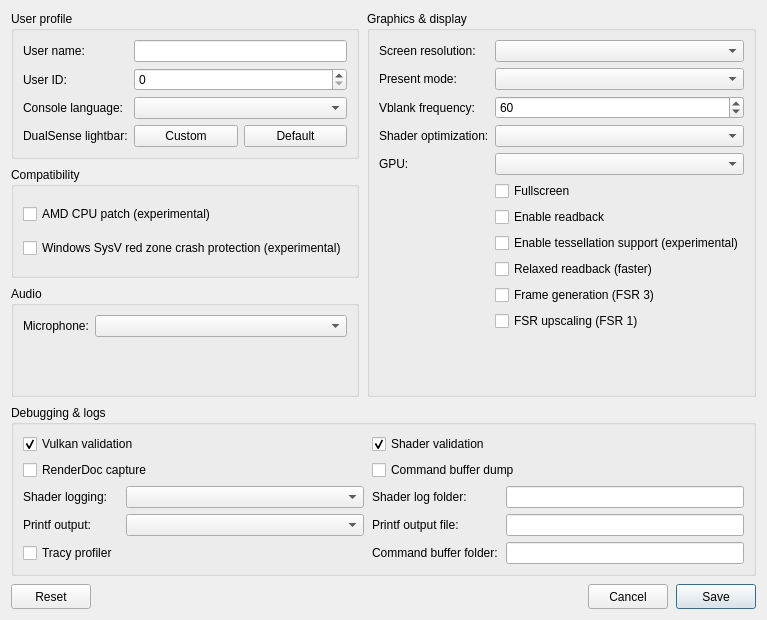
serbru20066666/brunoKytyPs5, file src/launcher/forms/configuration_edit_dialog.ui: the form before one commit.
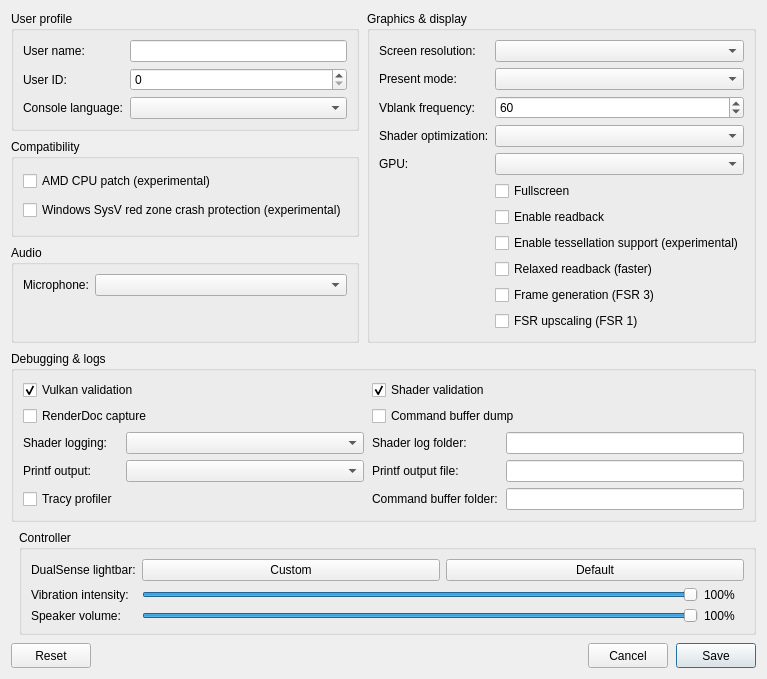
The form after the commit. Custom widgets are drawn as their Qt base class.

Commit message: launcher: dualsense vibration/volume setting (#973)

Diff of the .ui file:
```diff
--- a/src/launcher/forms/configuration_edit_dialog.ui
+++ b/src/launcher/forms/configuration_edit_dialog.ui
@@ -23,7 +23,7 @@
    <property name="verticalSpacing">
     <number>8</number>
    </property>
-   <item row="0" column="0">
+   <item row="0" column="0" colspan="2">
     <layout class="QGridLayout" name="sectionsLayout" columnstretch="1,1">
      <property name="horizontalSpacing">
       <number>8</number>
@@ -72,27 +72,6 @@
           <property name="toolTip"><string>Language</string></property>
          </widget>
         </item>
-        <item row="3" column="0">
-         <widget class="QLabel" name="label_controller_color">
-          <property name="text"><string>DualSense lightbar:</string></property>
-         </widget>
-        </item>
-        <item row="3" column="1">
-         <layout class="QHBoxLayout" name="controllerColorLayout">
-          <item>
-           <widget class="QPushButton" name="button_controller_color">
-            <property name="toolTip"><string>Choose and preview a fixed LED color. Bluetooth DualSense may take several seconds to update.</string></property>
-            <property name="text"><string>Custom</string></property>
-           </widget>
-          </item>
-          <item>
-           <widget class="QPushButton" name="button_controller_color_reset">
-            <property name="toolTip"><string>Let the game control the lightbar</string></property>
-            <property name="text"><string>Default</string></property>
-           </widget>
-          </item>
-         </layout>
-        </item>
        </layout>
       </widget>
      </item>
@@ -334,7 +313,82 @@
      </item>
     </layout>
    </item>
-   <item row="2" column="0">
+   <item row="1" column="1">
+    <widget class="QGroupBox" name="controller_group">
+     <property name="title"><string>Controller</string></property>
+     <layout class="QFormLayout" name="controllerLayout">
+      <property name="fieldGrowthPolicy"><enum>QFormLayout::AllNonFixedFieldsGrow</enum></property>
+      <item row="0" column="0">
+       <widget class="QLabel" name="label_controller_color">
+        <property name="text"><string>DualSense lightbar:</string></property>
+       </widget>
+      </item>
+      <item row="0" column="1">
+       <layout class="QHBoxLayout" name="controllerColorLayout">
+        <item>
+         <widget class="QPushButton" name="button_controller_color">
+          <property name="toolTip"><string>Choose and preview a fixed LED color. Bluetooth DualSense may take several seconds to update.</string></property>
+          <property name="text"><string>Custom</string></property>
+         </widget>
+        </item>
+        <item>
+         <widget class="QPushButton" name="button_controller_color_reset">
+          <property name="toolTip"><string>Let the game control the lightbar</string></property>
+          <property name="text"><string>Default</string></property>
+         </widget>
+        </item>
+       </layout>
+      </item>
+      <item row="1" column="0">
+       <widget class="QLabel" name="label_controller_vibration">
+        <property name="text"><string>Vibration intensity:</string></property>
+       </widget>
+      </item>
+      <item row="1" column="1">
+       <layout class="QHBoxLayout" name="controllerVibrationLayout">
+        <item>
+         <widget class="QSlider" name="slider_controller_vibration">
+          <property name="toolTip"><string>Scale DualSense vibration over USB and Bluetooth</string></property>
+          <property name="maximum"><number>100</number></property>
+          <property name="value"><number>100</number></property>
+          <property name="orientation"><enum>Qt::Horizontal</enum></property>
+         </widget>
+        </item>
+        <item>
+         <widget class="QLabel" name="label_controller_vibration_value">
+          <property name="minimumSize"><size><width>40</width><height>0</height></size></property>
+          <property name="text"><string>100%</string></property>
+         </widget>
+        </item>
+       </layout>
+      </item>
+      <item row="2" column="0">
+       <widget class="QLabel" name="label_controller_volume">
+        <property name="text"><string>Speaker volume:</string></property>
+       </widget>
+      </item>
+      <item row="2" column="1">
+       <layout class="QHBoxLayout" name="controllerVolumeLayout">
+        <item>
+         <widget class="QSlider" name="slider_controller_volume">
+          <property name="toolTip"><string>Scale the DualSense controller speaker over USB and Bluetooth</string></property>
+          <property name="maximum"><number>100</number></property>
+          <property name="value"><number>100</number></property>
+          <property name="orientation"><enum>Qt::Horizontal</enum></property>
+         </widget>
+        </item>
+        <item>
+         <widget class="QLabel" name="label_controller_volume_value">
+          <property name="minimumSize"><size><width>40</width><height>0</height></size></property>
+          <property name="text"><string>100%</string></property>
+         </widget>
+        </item>
+       </layout>
+      </item>
+     </layout>
+    </widget>
+   </item>
+   <item row="2" column="0" colspan="2">
     <layout class="QHBoxLayout" name="buttonLayout">
      <item>
      <widget class="QPushButton" name="clear_button">
```
The commit also changes 11 other files.
